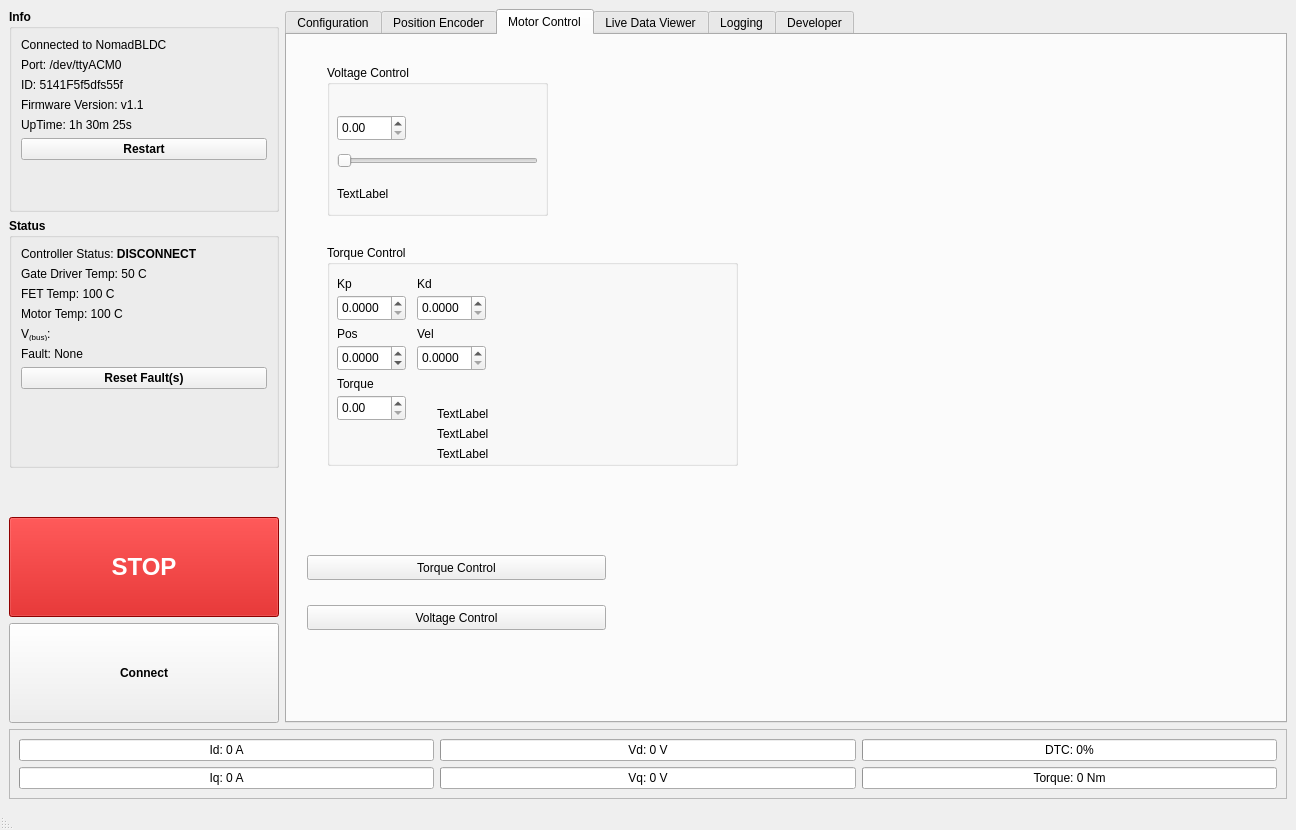
Qt form Hardware/Actuator/NomadBLDC/Tools/NomadBLDCGUI.ui (implementedrobotics/Nomad) before a commit.
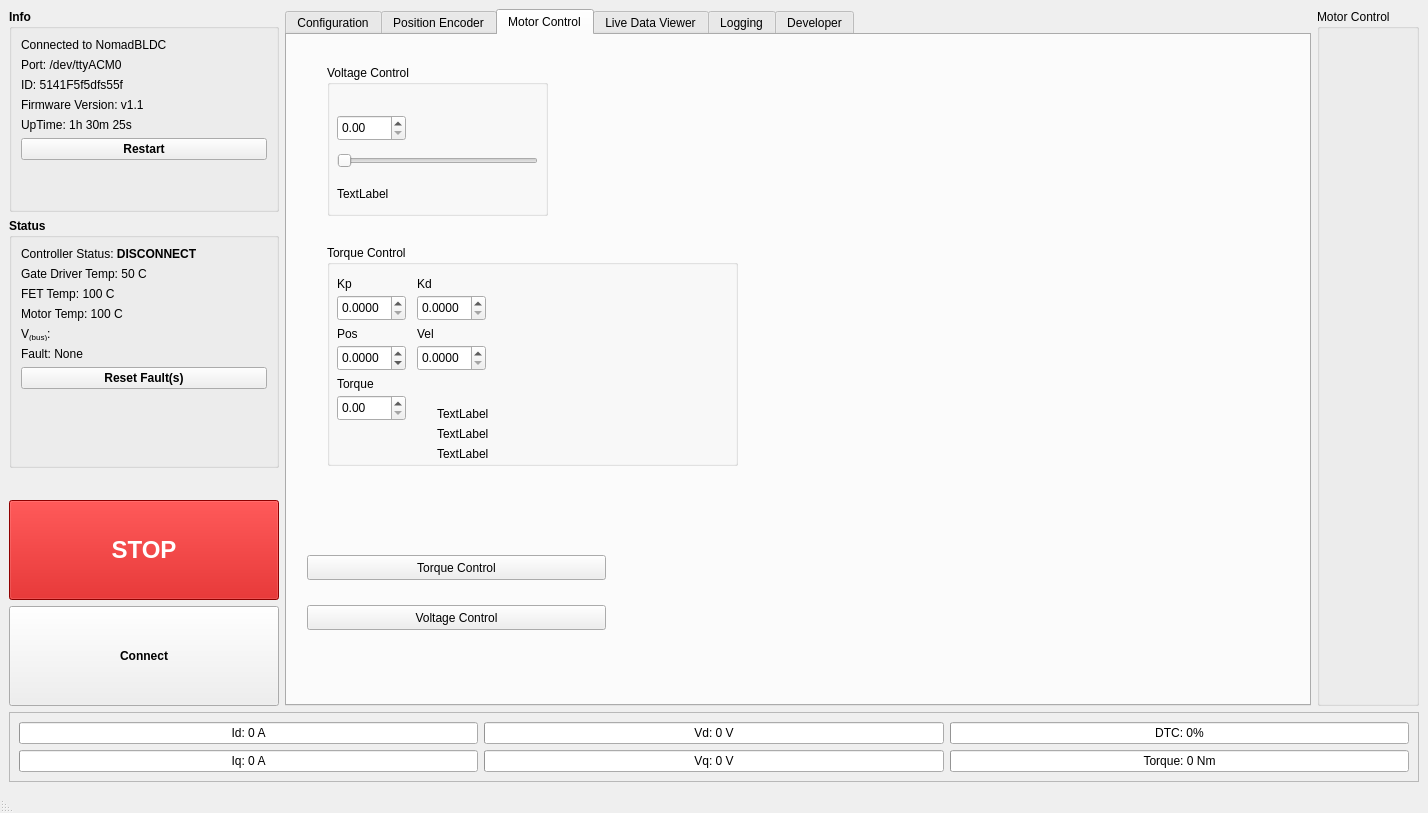
The same form after that commit. The open tabs and pages were chosen to show the change. Custom widgets are drawn as their Qt base class.

Commit message: Plotting Class added and working nice.

Diff of the .ui file:
```diff
--- a/Hardware/Actuator/NomadBLDC/Tools/NomadBLDCGUI.ui
+++ b/Hardware/Actuator/NomadBLDC/Tools/NomadBLDCGUI.ui
@@ -6,8 +6,8 @@
    <rect>
     <x>0</x>
     <y>0</y>
-    <width>1296</width>
-    <height>830</height>
+    <width>1428</width>
+    <height>813</height>
    </rect>
   </property>
   <property name="font">
@@ -1681,7 +1681,14 @@
       </widget>
      </widget>
     </item>
-    <item row="1" column="0" colspan="2">
+    <item row="0" column="2">
+     <widget class="QGroupBox" name="groupBox_6">
+      <property name="title">
+       <string>Motor Control</string>
+      </property>
+     </widget>
+    </item>
+    <item row="1" column="0" colspan="3">
      <widget class="QFrame" name="frame">
       <property name="frameShape">
        <enum>QFrame::StyledPanel</enum>
```
Left out of the diff: 2 changed lines with no effect on the pictures. The commit also changes 5 other files.
